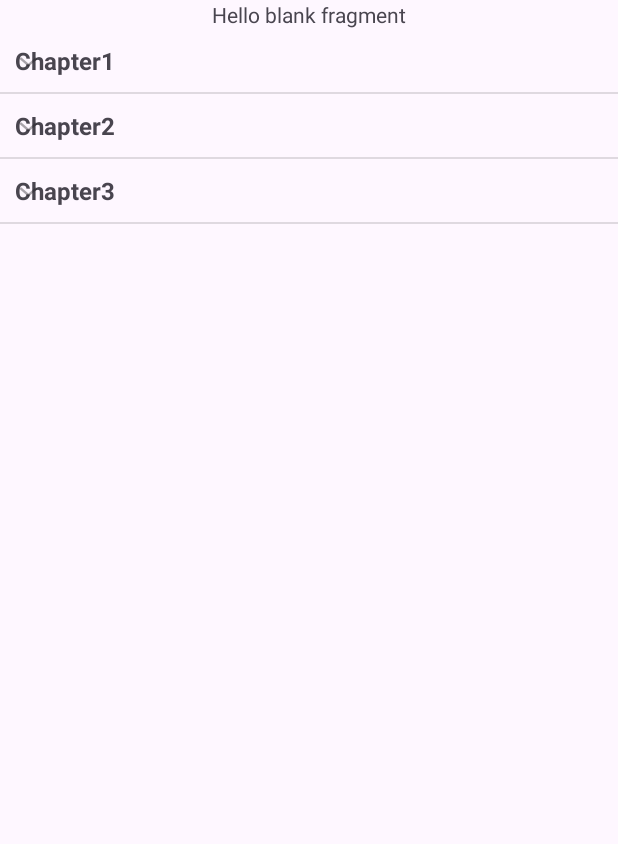
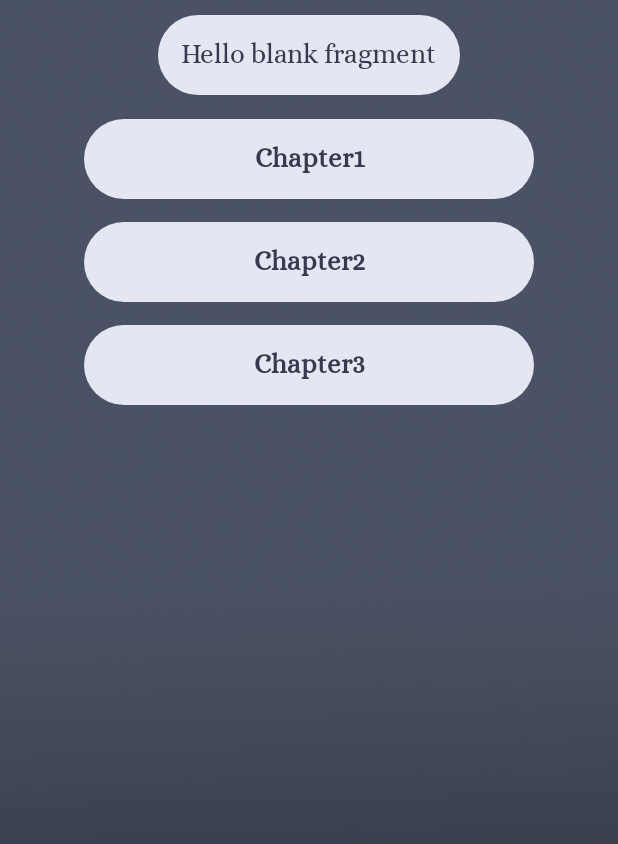
Before and after one commit to fanhsg-lab/Bachelor-s-Thesis, an Android app: the AllQuestionsFragment screen opened through its navigation route, on a phone screen of 412 x 824 dp. Shown: the top 844 px of the screen. Run offline under Robolectric (Android 15) with nearby library versions, the phone set to English and light mode, and no system bars; our stand-ins replace Firebase (no records; nobody signed in at launch, a user with empty details on screens opened directly), Room's generated code, navigation-ui; 1 statement that could not run was skipped.

Commit message:
All Questions1

```diff
--- a/app/src/main/java/com/example/ptyxiakh3/MyCustomAdapter.kt
+++ b/app/src/main/java/com/example/ptyxiakh3/MyCustomAdapter.kt
@@ -41,11 +41,20 @@ class MyCustomAdapter(private val context: Context, private val data: LinkedHash
     }
 
     override fun getGroupView(groupPosition: Int, isExpanded: Boolean, convertView: View?, parent: ViewGroup?): View {
-        val groupTitle = getGroup(groupPosition) as String
-        val view = convertView ?: LayoutInflater.from(context).inflate(R.layout.group_header, parent, false)
-        view.findViewById<TextView>(R.id.groupHeader).text = groupTitle
+        val groupTitle = getGroup(groupPosition) as String // Get the group title
+
+        // Check if an existing view is being reused, otherwise inflate the view
+        val view: View = convertView ?: LayoutInflater.from(context).inflate(R.layout.group_item, parent, false)
+
+        // Lookup the TextView in the custom layout
+        val textView = view.findViewById<TextView>(R.id.groupName)
+        textView.text = groupTitle // Set the group title to the TextView
+
+        // Customize your view here - for example, set an icon indicating expanded/collapsed state if you have one
+
         return view
     }
+
 
     override fun getChildView(groupPosition: Int, childPosition: Int, isLastChild: Boolean, convertView: View?, parent: ViewGroup?): View {
         val (quizText, difficulty, questionId) = getChild(groupPosition, childPosition) as Triple<String, Int, Long>
--- /dev/null
+++ b/app/src/main/res/drawable/circle_shape.xml
@@ -0,0 +1,5 @@
+<?xml version="1.0" encoding="utf-8"?>
+<shape xmlns:android="http://schemas.android.com/apk/res/android"
+    android:shape="oval">
+    <solid android:color="#FF0000"/> <!-- Set your desired circle color here -->
+</shape>
--- a/app/src/main/res/layout/child_item.xml
+++ b/app/src/main/res/layout/child_item.xml
@@ -5,9 +5,24 @@
     android:padding="10dp">
 
     <!-- Customize your child item here -->
+    <View
+        android:layout_width="20dp"
+        android:layout_height="20dp"
+        android:background="@drawable/circle_shape"
+        android:layout_marginEnd="10dp"/>
+
     <TextView
         android:id="@+id/childItem"
         android:layout_width="wrap_content"
         android:layout_height="wrap_content"
+        android:text="fasdfa"
+        android:textSize="14sp"/>
+
+    <TextView
+        android:id="@+id/childItem2"
+        android:layout_width="wrap_content"
+        android:layout_height="wrap_content"
+        android:text="adfasdf"
+        android:paddingStart="10dp"
         android:textSize="14sp"/>
 </LinearLayout>
--- a/app/src/main/res/layout/fragment_all_questions.xml
+++ b/app/src/main/res/layout/fragment_all_questions.xml
@@ -4,24 +4,37 @@
     xmlns:tools="http://schemas.android.com/tools"
     android:layout_width="match_parent"
     android:layout_height="match_parent"
+    android:background="@drawable/background4"
     tools:context=".AllQuestionsFragment">
 
     <TextView
         android:id="@+id/sample_text"
         android:layout_width="wrap_content"
         android:layout_height="wrap_content"
+        android:layout_marginTop="10dp"
+        android:background="@drawable/next_button_drawable"
+        android:fontFamily="@font/alice"
+        android:padding="15dp"
         android:text="@string/hello_blank_fragment"
-        app:layout_constraintTop_toTopOf="parent"
-        app:layout_constraintLeft_toLeftOf="parent"
-        app:layout_constraintRight_toRightOf="parent" />
+        android:textColor="@color/text_color"
+        android:textSize="18dp"
+        app:layout_constraintEnd_toEndOf="parent"
+        app:layout_constraintStart_toStartOf="parent"
+        app:layout_constraintTop_toTopOf="parent" />
+
 
     <ExpandableListView
         android:id="@+id/expandableListView"
         android:layout_width="0dp"
         android:layout_height="0dp"
-        app:layout_constraintTop_toBottomOf="@id/sample_text"
+        android:groupIndicator="@null"
+        android:divider="@android:color/transparent"
+        android:layout_marginTop="8dp"
+        android:layout_marginStart="20dp"
+        android:layout_marginEnd="20dp"
         app:layout_constraintBottom_toBottomOf="parent"
-        app:layout_constraintLeft_toLeftOf="parent"
-        app:layout_constraintRight_toRightOf="parent"/>
+        app:layout_constraintEnd_toEndOf="parent"
+        app:layout_constraintStart_toStartOf="parent"
+        app:layout_constraintTop_toBottomOf="@id/sample_text" />
 
 </androidx.constraintlayout.widget.ConstraintLayout>
--- /dev/null
+++ b/app/src/main/res/layout/group_item.xml
@@ -0,0 +1,22 @@
+
+<LinearLayout xmlns:android="http://schemas.android.com/apk/res/android"
+android:layout_width="match_parent"
+android:layout_height="wrap_content"
+android:orientation="horizontal"
+android:gravity="center_horizontal"
+android:padding="8dp">
+
+    <TextView xmlns:android="http://schemas.android.com/apk/res/android"
+        android:id="@+id/groupName"
+        android:layout_width="300dp"
+        android:layout_height="wrap_content"
+        android:gravity="center_horizontal"
+        android:background="@drawable/next_button_drawable"
+        android:padding="15dp"
+        android:text="true_false"
+        android:fontFamily="@font/alice"
+        android:textSize="18dp"
+        android:textColor="@color/text_color"
+        android:textStyle="bold"/>
+
+</LinearLayout>
```
